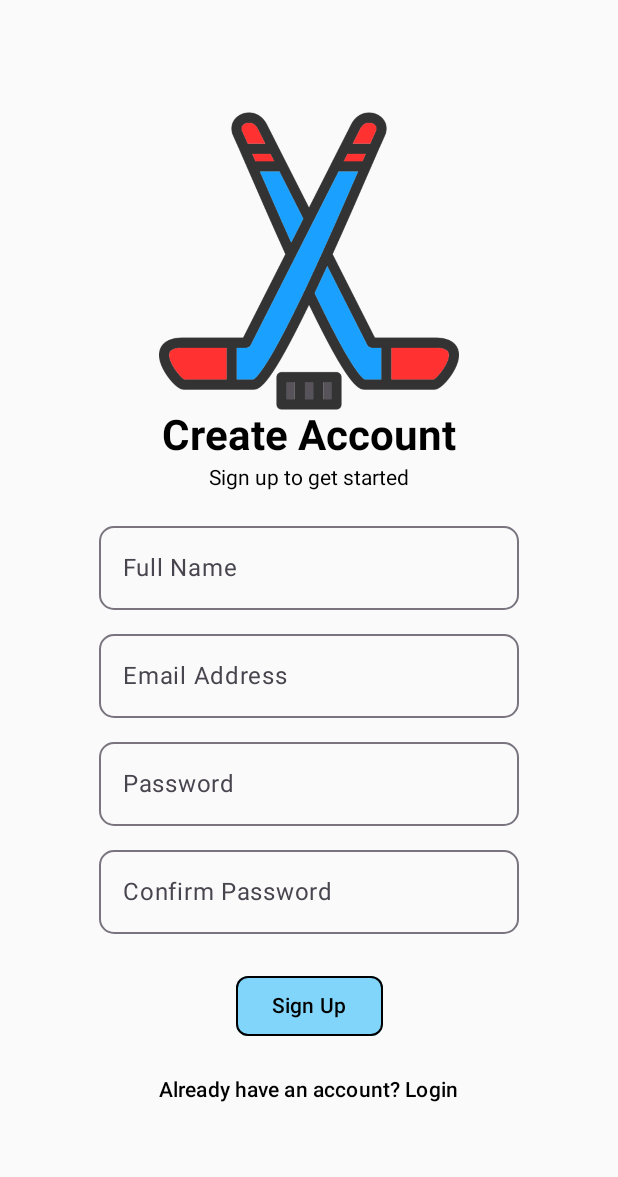
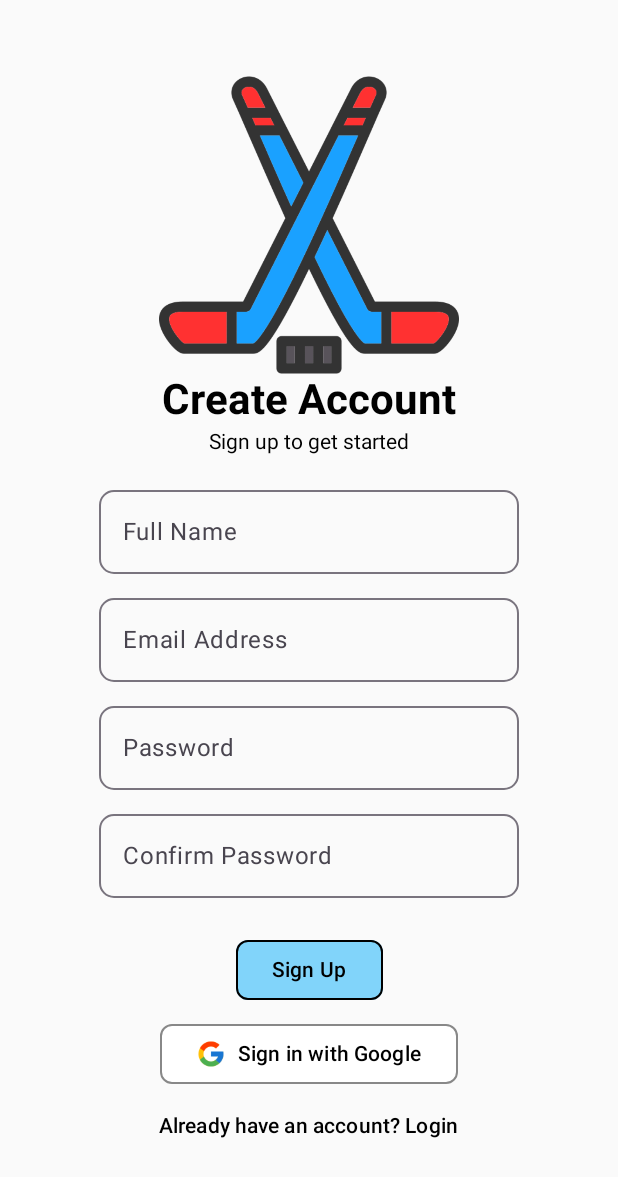
Before and after one commit to Taapopi149/NamHockey, an Android app built with Jetpack Compose: the screen it shows after launch (MainActivity), on a phone screen of 412 x 824 dp. Shown: the top 1177 px of the screen. Run offline under Robolectric (Android 15) with nearby library versions, the phone set to English and light mode, and no system bars; our stand-ins replace Firebase (no records; nobody signed in at launch, a user with empty details on screens opened directly); libraries missing offline, so code that uses them is left out: com.kwabenaberko.newsapilib; 3 statements that could not run were skipped.

Commit message:
login and SignUp

```diff
--- a/app/src/main/java/com/example/namhockey/AppNavigation.kt
+++ b/app/src/main/java/com/example/namhockey/AppNavigation.kt
@@ -13,13 +13,13 @@ import androidx.navigation.compose.rememberNavController
 import androidx.navigation.navArgument
 
 @Composable
-fun AppNavigation(newsViewModel: NewsViewModel, youTubeViewModel: YouTubeViewModel ) {
+fun AppNavigation(newsViewModel: NewsViewModel, youTubeViewModel: YouTubeViewModel, loginViewModel: LoginViewModel) {
 
 val navController = rememberNavController()
 
     NavHost(navController = navController, startDestination = "SignUp") {
         composable("SignUp") { Signup(navController) }
-        composable("Login") { Login(navController) }
+        composable("Login") { Login(navController, loginViewModel) }
         composable("home") { HomePage(navController, newsViewModel,youTubeViewModel)  }
         composable("account") { Accountpage(navController) }
         composable("findClub") { FindAClub(navController) }
--- /dev/null
+++ b/app/src/main/java/com/example/namhockey/LoginViewModel.kt
@@ -0,0 +1,36 @@
+package com.example.namhockey
+
+import androidx.lifecycle.ViewModel
+import com.google.firebase.auth.FirebaseAuth
+import kotlinx.coroutines.flow.MutableStateFlow
+import kotlinx.coroutines.flow.StateFlow
+
+
+class LoginViewModel : ViewModel() {
+
+    private val auth: FirebaseAuth = FirebaseAuth.getInstance()
+
+    private val _uiState = MutableStateFlow(LoginUiState())
+    val uiState: StateFlow<LoginUiState> = _uiState
+
+    fun login(email: String, password: String) {
+        _uiState.value = LoginUiState(isLoading = true)
+
+        auth.signInWithEmailAndPassword(email, password)
+            .addOnCompleteListener { task ->
+                if (task.isSuccessful) {
+                    _uiState.value = LoginUiState(success = true)
+                } else {
+                    _uiState.value = LoginUiState(
+                        error = task.exception?.message ?: "Login failed"
+                    )
+                }
+            }
+    }
+}
+
+data class LoginUiState(
+    val isLoading: Boolean = false,
+    val success: Boolean = false,
+    val  error: String? = null
+)
--- a/app/src/main/java/com/example/namhockey/MainActivity.kt
+++ b/app/src/main/java/com/example/namhockey/MainActivity.kt
@@ -6,17 +6,21 @@ import androidx.activity.ComponentActivity
 import androidx.activity.compose.setContent
 import androidx.activity.enableEdgeToEdge
 import androidx.lifecycle.ViewModelProvider
-
+import com.google.firebase.FirebaseApp
 
 class MainActivity : ComponentActivity() {
     override fun onCreate(savedInstanceState: Bundle?) {
         super.onCreate(savedInstanceState)
+
+        FirebaseApp.initializeApp(this)
+
         enableEdgeToEdge()
         val newsViewModel = ViewModelProvider(this)[NewsViewModel::class.java]
         val youTubeViewModel = ViewModelProvider(this)[YouTubeViewModel::class.java]
+        val loginViewModel = ViewModelProvider(this)[LoginViewModel::class.java]
 
         setContent {
-            AppNavigation(newsViewModel, youTubeViewModel)
+            AppNavigation(newsViewModel, youTubeViewModel, loginViewModel)
         }
     }
 }
--- a/app/src/main/java/com/example/namhockey/Signup.kt
+++ b/app/src/main/java/com/example/namhockey/Signup.kt
@@ -8,7 +8,6 @@ import androidx.compose.foundation.layout.fillMaxSize
 import androidx.compose.foundation.layout.height
 import androidx.compose.foundation.layout.size
 import androidx.compose.foundation.shape.RoundedCornerShape
-import androidx.compose.foundation.text.KeyboardOptions
 import androidx.compose.material3.Button
 import androidx.compose.material3.ButtonDefaults
 import androidx.compose.material3.OutlinedTextField
@@ -17,21 +16,79 @@ import androidx.compose.ui.graphics.Color
 import androidx.compose.material3.Text
 import androidx.compose.material3.TextButton
 import androidx.compose.runtime.Composable
-import androidx.compose.runtime.remember
 import androidx.compose.ui.Alignment
 import androidx.compose.ui.Modifier
-import androidx.compose.ui.res.fontResource
 import androidx.compose.ui.res.painterResource
 import androidx.compose.ui.text.font.FontWeight
 import androidx.compose.ui.text.input.PasswordVisualTransformation
 import androidx.compose.ui.unit.dp
 import androidx.compose.ui.unit.sp
-import androidx.core.app.NotificationCompat.Style
 import androidx.navigation.NavController
+
+import androidx.compose.runtime.mutableStateOf
+import androidx.compose.runtime.remember
+import com.google.firebase.auth.FirebaseAuth
+import android.widget.Toast
+import androidx.compose.ui.platform.LocalContext
+
+import android.content.Intent
+import androidx.activity.compose.rememberLauncherForActivityResult
+import androidx.activity.result.contract.ActivityResultContracts
+import com.google.android.gms.auth.api.signin.GoogleSignIn
+import com.google.android.gms.auth.api.signin.GoogleSignInClient
+import com.google.android.gms.auth.api.signin.GoogleSignInOptions
+import com.google.android.gms.common.api.ApiException
+import com.google.firebase.auth.GoogleAuthProvider
+import androidx.compose.ui.res.stringResource
+import androidx.compose.foundation.layout.Row
+import androidx.compose.ui.graphics.vector.ImageVector
+import androidx.compose.foundation.layout.width
+import androidx.compose.foundation.layout.padding
+import androidx.compose.foundation.Image
+import androidx.compose.ui.res.painterResource
+import androidx.compose.ui.unit.Dp
+
 
 
 @Composable
 fun Signup(navController: NavController) {
+
+    val context = LocalContext.current
+    val auth = FirebaseAuth.getInstance()
+
+    val name = remember { mutableStateOf("") }
+    val email = remember { mutableStateOf("") }
+    val password = remember { mutableStateOf("") }
+    val confirmPassword = remember { mutableStateOf("") }
+
+    val token = stringResource(id = R.string.default_web_client_id)
+    val gso = GoogleSignInOptions.Builder(GoogleSignInOptions.DEFAULT_SIGN_IN)
+        .requestIdToken(token)
+        .requestEmail()
+        .build()
+    val googleSignInClient: GoogleSignInClient = GoogleSignIn.getClient(context, gso)
+
+    val launcher = rememberLauncherForActivityResult(
+        contract = ActivityResultContracts.StartActivityForResult()
+    ) { result ->
+        val task = GoogleSignIn.getSignedInAccountFromIntent(result.data)
+        try {
+            val account = task.getResult(ApiException::class.java)
+            val credential = GoogleAuthProvider.getCredential(account.idToken, null)
+            auth.signInWithCredential(credential)
+                .addOnCompleteListener { authTask ->
+                    if (authTask.isSuccessful) {
+                        Toast.makeText(context, "Google sign-in successful", Toast.LENGTH_SHORT).show()
+                        navController.navigate("home")
+                    } else {
+                        Toast.makeText(context, "Google sign-in failed", Toast.LENGTH_SHORT).show()
+                    }
+                }
+        } catch (e: ApiException) {
+            Toast.makeText(context, "Google sign-in failed: ${e.message}", Toast.LENGTH_LONG).show()
+        }
+    }
+
     Column(
         modifier = Modifier.fillMaxSize(),
         verticalArrangement = Arrangement.Center,
@@ -54,8 +111,8 @@ fun Signup(navController: NavController) {
         Spacer(modifier = Modifier.height(16.dp))
 
         OutlinedTextField(
-            value = "",
-            onValueChange = {},
+            value = name.value,
+            onValueChange = {name.value = it},
             label = { Text(text = "Full Name") },
             shape = RoundedCornerShape(10.dp),
             colors = OutlinedTextFieldDefaults.colors(
@@ -67,8 +124,8 @@ fun Signup(navController: NavController) {
         Spacer(modifier = Modifier.height(8.dp))
 
         OutlinedTextField(
-            value = "",
-            onValueChange = {},
+            value = email.value,
+            onValueChange = {email.value= it},
             label = { Text(text = "Email Address") },
             shape = RoundedCornerShape(10.dp),
             colors = OutlinedTextFieldDefaults.colors(
@@ -80,8 +137,8 @@ fun Signup(navController: NavController) {
         Spacer(modifier = Modifier.height(8.dp))
 
         OutlinedTextField(
-            value = "",
-            onValueChange = {},
+            value = password.value,
+            onValueChange = {password.value = it},
             label = { Text(text = "Password") },
             visualTransformation = PasswordVisualTransformation(),
             shape = RoundedCornerShape(10.dp),
@@ -94,8 +151,8 @@ fun Signup(navController: NavController) {
         Spacer(modifier = Modifier.height(8.dp))
 
         OutlinedTextField(
-            value = "",
-            onValueChange = {},
+            value = confirmPassword.value,
+            onValueChange = {confirmPassword.value = it},
             label = { Text(text = "Confirm Password") },
             visualTransformation = PasswordVisualTransformation(),
             shape = RoundedCornerShape(10.dp),
@@ -108,7 +165,26 @@ fun Signup(navController: NavController) {
         Spacer(modifier = Modifier.height(24.dp))
 
         Button(
-            onClick = { /* Send to Database */ },
+            onClick = {
+                if (
+                    email.value.isNotEmpty() &&
+                    password.value.isNotEmpty() &&
+                    password.value == confirmPassword.value
+                ) {
+                    auth.createUserWithEmailAndPassword(email.value, password.value)
+                        .addOnCompleteListener { task ->
+                            if (task.isSuccessful) {
+                                Toast.makeText(context, "Account created", Toast.LENGTH_SHORT).show()
+                                navController.navigate("home")
+                            } else {
+                                Toast.makeText(context, "Signup failed: ${task.exception?.message}", Toast.LENGTH_SHORT).show()
+                            }
+                        }
+                } else {
+                    Toast.makeText(context, "Please fill all fields", Toast.LENGTH_SHORT).show()
+                }
+            },
+
             shape = RoundedCornerShape(8.dp),
             colors = ButtonDefaults.buttonColors(
                 containerColor = Color(0xFF81D4FA),
@@ -122,6 +198,27 @@ fun Signup(navController: NavController) {
 
         Spacer(modifier = Modifier.height(8.dp))
 
+        Button(
+            onClick = {
+                val signInIntent = googleSignInClient.signInIntent
+                launcher.launch(signInIntent)
+            },
+            shape = RoundedCornerShape(8.dp),
+            colors = ButtonDefaults.buttonColors(
+                containerColor = Color.White,
+                contentColor = Color.Black ),
+            border = BorderStroke(1.dp, Color.Gray)
+
+        ) {
+            Image(
+                painter = painterResource(id = R.drawable.google), // Add your logo in drawable
+                contentDescription = "Google Sign-In",
+                modifier = Modifier.size(20.dp)
+            )
+            Spacer(modifier = Modifier.width(8.dp))
+            Text("Sign in with Google")
+        }
+
         TextButton(
             onClick = { navController.navigate("Login") }
         ) {
--- a/app/src/main/res/values/strings.xml
+++ b/app/src/main/res/values/strings.xml
@@ -1,3 +1,4 @@
 <resources>
     <string name="app_name">Nam Hockey</string>
+    <string name="default_web_client_id" >631712073802-0c54qa7qmqdhsstipqoebriqtlpmt99u.apps.googleusercontent.com</string>
 </resources>
--- a/build.gradle.kts
+++ b/build.gradle.kts
@@ -1,8 +1,11 @@
 // Top-level build file where you can add configuration options common to all sub-projects/modules.
+
+
 plugins {
 
     id("com.google.gms.google-services") version "4.4.2" apply false
     alias(libs.plugins.android.application) apply false
     alias(libs.plugins.kotlin.android) apply false
     alias(libs.plugins.kotlin.compose) apply false
+
 }
```
Also changed, not shown: app/build.gradle.kts (+24 -15 lines), app/src/main/java/com/example/namhockey/Login.kt (+38 -7 lines), app/src/main/res/drawable/google.png (added), 1 other file.
